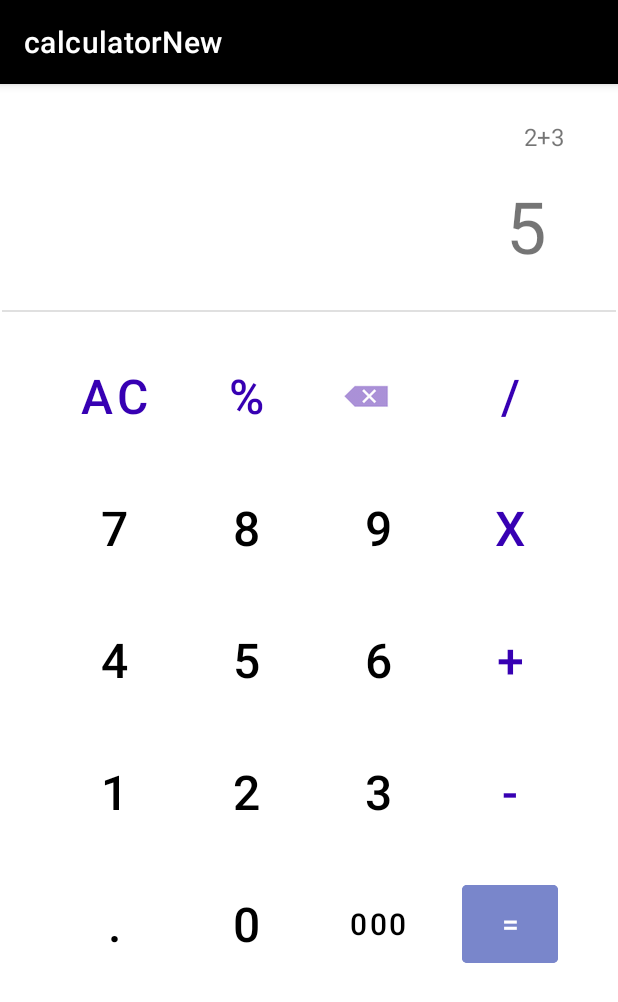
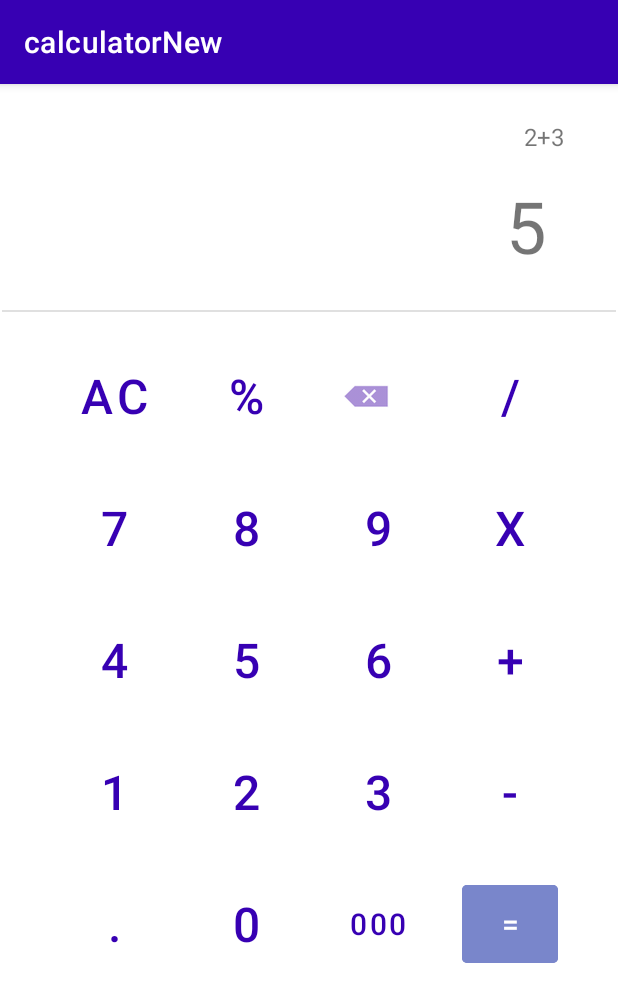
Before and after one commit to ardyutama/calculator, an Android app: the screen it shows after launch (MainActivity), on a phone screen of 412 x 824 dp. Shown: the top 1002 px of the screen. Run offline under Robolectric (Android 15) with nearby library versions, the phone set to English and light mode, and no system bars.

Commit message:
tes commit

```diff
--- a/app/src/main/res/values/themes.xml
+++ b/app/src/main/res/values/themes.xml
@@ -2,7 +2,7 @@
     <!-- Base application theme. -->
     <style name="Theme.CalculatorNew" parent="Theme.MaterialComponents.DayNight.DarkActionBar">
         <!-- Primary brand color. -->
-        <item name="colorPrimary">@color/purple_500</item>
+        <item name="colorPrimary">@color/purple_700</item>
         <item name="colorPrimaryVariant">@color/purple_700</item>
         <item name="colorOnPrimary">@color/white</item>
         <!-- Secondary brand color. -->
```
